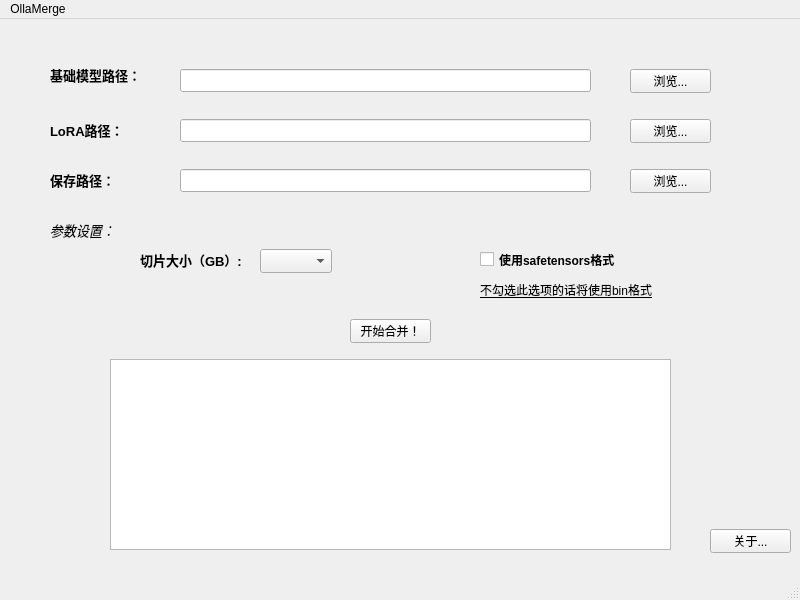
Qt form src/mainwindow.ui (HandsomeTurtle0307/OllaMerge) before a commit.
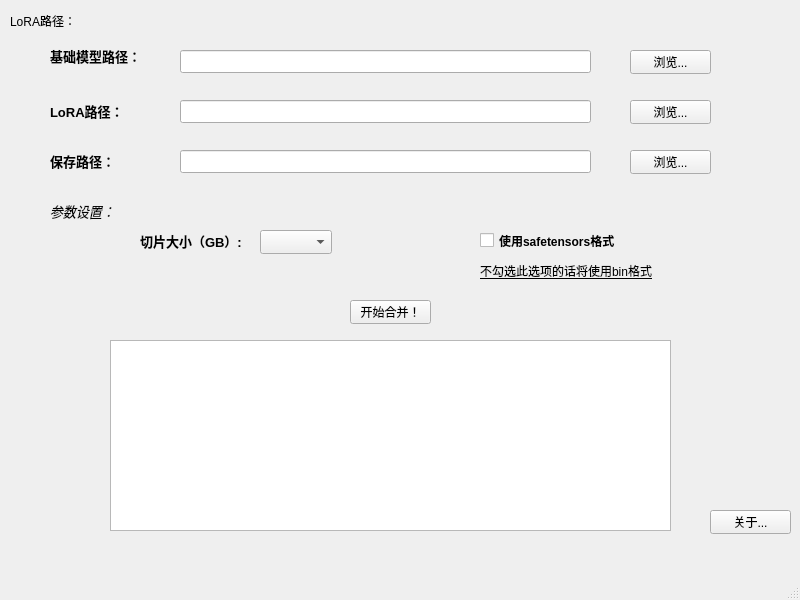
The same form after that commit.

What changed in the file:
```diff
--- a/src/mainwindow.ui
+++ b/src/mainwindow.ui
@@ -278,22 +278,26 @@
      <string>不勾选此选项的话将使用bin格式</string>
     </property>
    </widget>
-  </widget>
-  <widget class="QMenuBar" name="menubar">
+   <widget class="QLabel" name="Status">
    <property name="geometry">
     <rect>
-     <x>0</x>
-     <y>0</y>
-     <width>800</width>
+      <x>10</x>
+      <y>10</y>
+      <width>101</width>
      <height>21</height>
     </rect>
    </property>
-   <widget class="QMenu" name="menuOllaMerge">
-    <property name="title">
-     <string>OllaMerge</string>
+    <property name="font">
+     <font>
+      <pointsize>9</pointsize>
+      <italic>false</italic>
+      <bold>false</bold>
+     </font>
+    </property>
+    <property name="text">
+     <string>LoRA路径：</string>
     </property>
    </widget>
-   <addaction name="menuOllaMerge"/>
   </widget>
   <widget class="QStatusBar" name="statusbar"/>
  </widget>
```
Lines whose indentation alone changed are shown as unchanged.
